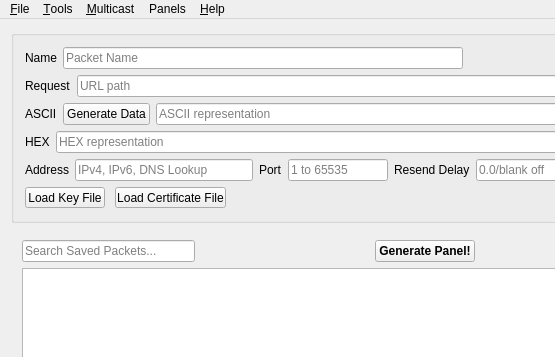
First picture: the form in src/mainwindow.ui, repository dannagle/PacketSender, before the edit; both pictures show x 0 to 555 and y 0 to 357 of the 909 by 746 pixel window.
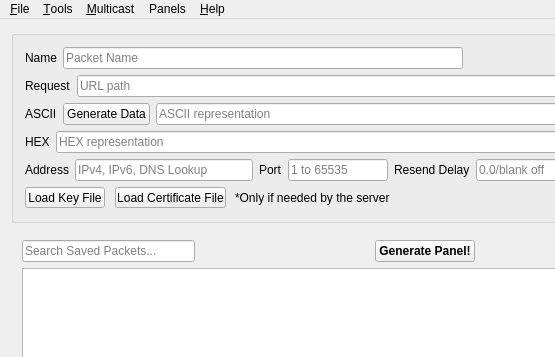
Second picture: the form after the edit. Icons and pictures are not drawn.

Commit message: view the chosen key and cert on buttons

Patch:
```diff
--- a/src/mainwindow.ui
+++ b/src/mainwindow.ui
@@ -356,6 +356,19 @@
            <string>Load Key File</string>
           </property>
          </widget>
+         <widget class="QLabel" name="noteServer">
+          <property name="geometry">
+           <rect>
+            <x>210</x>
+            <y>0</y>
+            <width>161</width>
+            <height>21</height>
+           </rect>
+          </property>
+          <property name="text">
+           <string>*Only if needed by the server</string>
+          </property>
+         </widget>
          <zorder>loadKeyButton</zorder>
          <zorder>loadCertButton</zorder>
         </widget>
```
Left out of the diff: 7 changed lines with no effect on the pictures. The commit also changes 2 other files.
